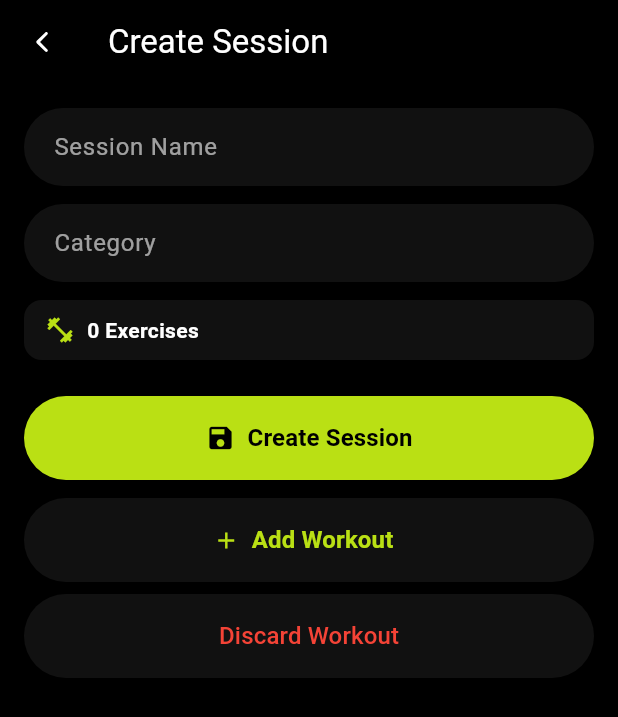
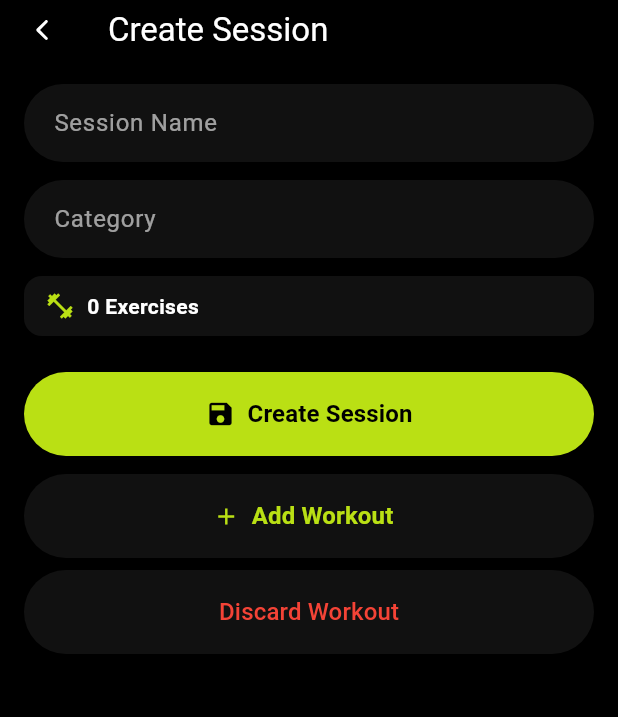
Before and after one commit to sanjaysagar12/heracle_application, a Flutter app: the CreateSessionTab screen opened directly, on a phone screen of 412 x 824 dp. Shown: the top 717 px of the screen. Run offline on Flutter 3.47's test engine with Material 3 defaults, Android fonts, the phone set to English and light mode, and no system bars; our stand-ins replace device_info_plus, dio, flutter_dotenv, flutter_svg, google_sign_in, image_picker and 6 more; missing offline and left inert: camerawesome, image_gallery_saver_plus; accounts and stored records are empty.

Commit message:
feat: updated navbar size

```diff
--- a/lib/src/workout/presentation/tab/create_session_tab.dart
+++ b/lib/src/workout/presentation/tab/create_session_tab.dart
@@ -286,7 +286,10 @@ class _CreateSessionTabState extends State<CreateSessionTab> {
       appBar: AppBar(
         backgroundColor: AppColors.black,
         elevation: 0,
+        toolbarHeight: 40,
         leading: IconButton(
+          padding: EdgeInsets.zero,
+          constraints: const BoxConstraints(),
           icon: SvgPicture.asset(
             'assets/icons/back.svg',
             width: 24,
--- a/lib/src/workout/presentation/tab/log_workout_tab.dart
+++ b/lib/src/workout/presentation/tab/log_workout_tab.dart
@@ -347,7 +347,10 @@ class _LogWorkoutTabState extends State<LogWorkoutTab> {
       appBar: AppBar(
         backgroundColor: AppColors.black,
         elevation: 0,
+        toolbarHeight: 40,
         leading: IconButton(
+          padding: EdgeInsets.zero,
+          constraints: const BoxConstraints(),
           icon: SvgPicture.asset(
             'assets/icons/back.svg',
             width: 24,
```
